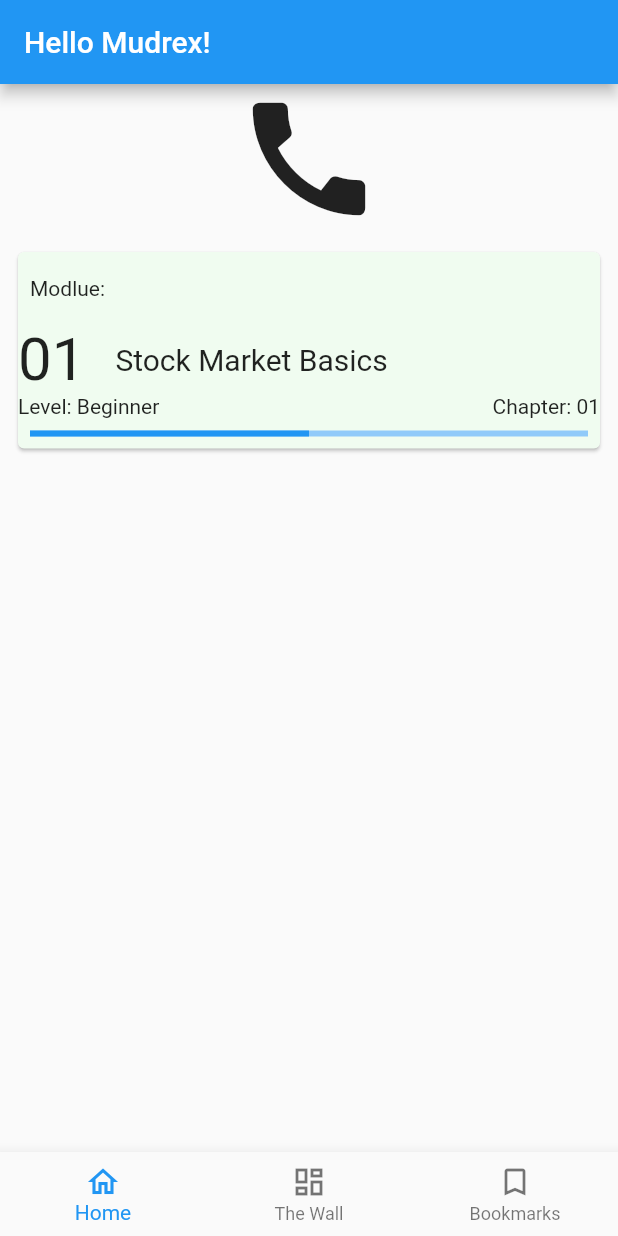
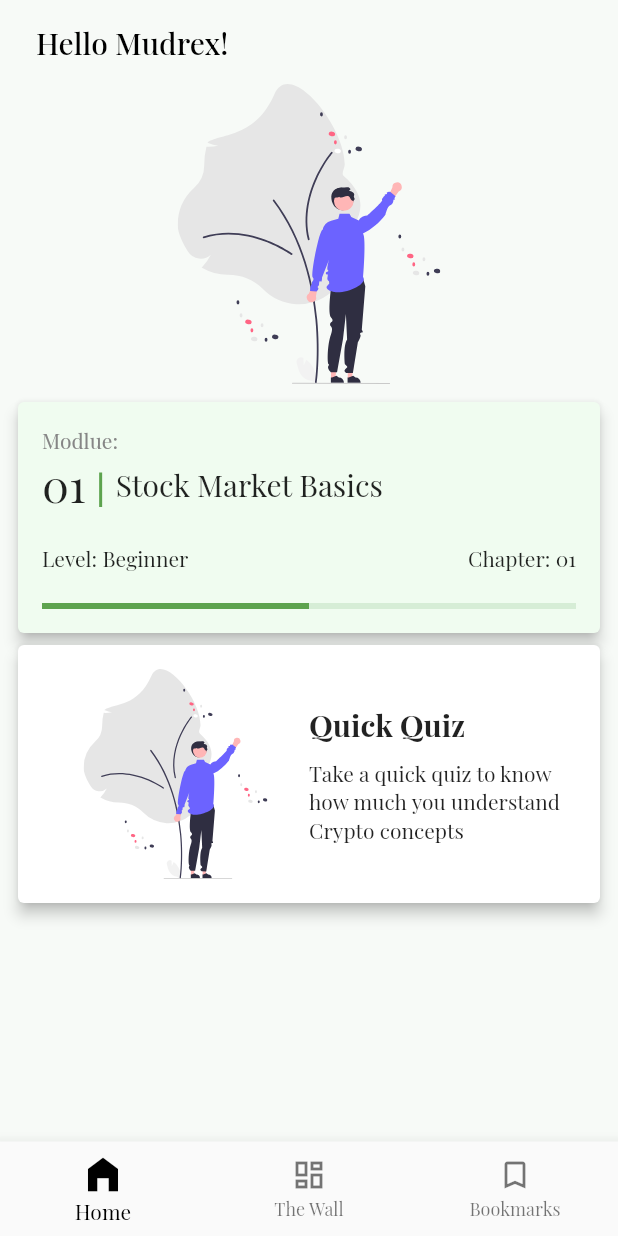
Before and after one commit to samvitjain/crypto_gyaan, a Flutter app: the screen it shows after launch, on a phone screen of 412 x 824 dp. Run offline on Flutter 3.47's test engine with Material 2 defaults, Android fonts, the phone set to English and light mode, and no system bars; our stand-ins replace flutter_svg, google_fonts.

Commit message:
Add widgets in home page

```diff
--- a/lib/main.dart
+++ b/lib/main.dart
@@ -1,4 +1,7 @@
 import 'package:flutter/material.dart';
+import 'package:google_fonts/google_fonts.dart';
+
+import 'modules/home/home_page.dart';
 
 void main() {
   runApp(const MyApp());
@@ -12,8 +15,17 @@ class MyApp extends StatelessWidget {
     return MaterialApp(
       title: 'Flutter Demo',
       theme: ThemeData(
-          // primarySwatch: Colors.blue,
-          ),
+        // primarySwatch: Colors.blue,
+        appBarTheme: AppBarTheme(
+          color: const Color.fromARGB(255, 247, 250, 247),
+          elevation: 0,
+        ),
+        scaffoldBackgroundColor: Color.fromARGB(255, 247, 250, 247),
+        textTheme: GoogleFonts.playfairDisplayTextTheme(
+          Theme.of(context)
+              .textTheme, // If this is not set, then ThemeData.light().textTheme is used.
+        ),
+      ),
       home: const MyHomePage(title: 'Flutter Demo Home Page'),
     );
   }
@@ -49,6 +61,11 @@ class _MyHomePageState extends State<MyHomePage> {
         child: _pages.elementAt(_selectedIndex),
       ),
       bottomNavigationBar: BottomNavigationBar(
+        // showSelectedLabels: false,
+        selectedItemColor: Colors.black,
+        selectedIconTheme: IconThemeData(
+          size: 30,
+        ),
         currentIndex: _selectedIndex,
         onTap: (int index) {
           setState(() {
@@ -59,10 +76,14 @@ class _MyHomePageState extends State<MyHomePage> {
           BottomNavigationBarItem(
             icon: Icon(Icons.home_outlined),
             label: 'Home',
+            activeIcon: Icon(Icons.home_filled),
           ),
           BottomNavigationBarItem(
             icon: Icon(
               Icons.dashboard_outlined,
+            ),
+            activeIcon: Icon(
+              Icons.dashboard_rounded,
             ),
             label: 'The Wall',
           ),
@@ -71,6 +92,9 @@ class _MyHomePageState extends State<MyHomePage> {
               Icons.bookmark_border_outlined,
             ),
             label: 'Bookmarks',
+            activeIcon: Icon(
+              Icons.bookmark_border_rounded,
+            ),
           ),
           // BottomNavigationBarItem(
           //   icon: Icon(
@@ -83,90 +107,3 @@ class _MyHomePageState extends State<MyHomePage> {
     );
   }
 }
-
-class HomePage extends StatelessWidget {
-  const HomePage({
-    Key? key,
-  }) : super(key: key);
-
-  @override
-  Widget build(BuildContext context) {
-    return Scaffold(
-      appBar: AppBar(
-        title: Text('Hello Mudrex!'),
-      ),
-      body: Center(
-        child: Column(
-          children: [
-            Icon(
-              Icons.call,
-              size: 100,
-            ),
-            Padding(
-              padding: const EdgeInsets.all(8.0),
-              child: Card(
-                color: Color.fromARGB(255, 240, 252, 240),
-                child: Column(
-                  crossAxisAlignment: CrossAxisAlignment.start,
-                  children: [
-                    Padding(
-                      padding:
-                          const EdgeInsets.only(left: 8, top: 16, bottom: 16),
-                      child: Text('Modlue:'),
-                    ),
-                    Row(
-                      children: [
-                        Text(
-                          '01',
-                          style: TextStyle(
-                            fontSize: 40,
-                          ),
-                        ),
-                        VerticalDivider(
-                          width: 20,
-                          thickness: 1,
-                          indent: 20,
-                          endIndent: 0,
-                          color: Colors.grey,
-                        ),
-                        Text(
-                          'Stock Market Basics',
-                          style: TextStyle(
-                            fontSize: 20,
-                          ),
-                        ),
-                      ],
-                    ),
-                    Row(
-                      mainAxisAlignment: MainAxisAlignment.spaceBetween,
-                      children: [
-                        Row(
-                          children: [
-                            Text('Level: '),
-                            Text('Beginner'),
-                          ],
-                        ),
-                        Row(
-                          children: [
-                            Text('Chapter: '),
-                            Text('01'),
-                          ],
-                        ),
-                      ],
-                    ),
-                    Padding(
-                      padding: const EdgeInsets.all(8.0),
-                      child: LinearProgressIndicator(
-                        value: .5,
-                      ),
-                    )
-                  ],
-                ),
-              ),
-            ),
-          ],
-        ),
-      ),
-    );
-  }
-}
--- /dev/null
+++ b/lib/modules/home/home_page.dart
@@ -0,0 +1,94 @@
+import 'package:flutter/material.dart';
+import 'package:flutter_svg/svg.dart';
+
+import 'widgets/continue_card_widget.dart';
+
+class HomePage extends StatelessWidget {
+  const HomePage({
+    Key? key,
+  }) : super(key: key);
+
+  @override
+  Widget build(BuildContext context) {
+    return Scaffold(
+      appBar: AppBar(
+        title: Padding(
+          padding: const EdgeInsets.all(8.0),
+          child: Text(
+            'Hello Mudrex!',
+            style: TextStyle(
+              color: Colors.black,
+            ),
+          ),
+        ),
+      ),
+      body: SingleChildScrollView(
+        child: Center(
+          child: Column(
+            children: [
+              SvgPicture.asset(
+                'assets/welcome.svg',
+                placeholderBuilder: (BuildContext context) => Container(
+                  child: const CircularProgressIndicator(),
+                ),
+                fit: BoxFit.fitWidth,
+                height: 200,
+              ),
+              Padding(
+                padding: const EdgeInsets.all(8.0),
+                child: Column(
+                  children: [
+                    const ContinueCard(),
+                    Card(
+                      elevation: 4,
+                      child: Padding(
+                        padding: const EdgeInsets.all(16.0),
+                        child: Row(
+                          children: [
+                            Expanded(
+                              child: SvgPicture.asset(
+                                'assets/welcome.svg',
+                                placeholderBuilder: (BuildContext context) =>
+                                    Container(
+                                  child: const CircularProgressIndicator(),
+                                ),
+                                fit: BoxFit.scaleDown,
+                                height: 140,
+                              ),
+                            ),
+                            Expanded(
+                              child: Column(
+                                crossAxisAlignment: CrossAxisAlignment.start,
+                                mainAxisAlignment:
+                                    MainAxisAlignment.spaceBetween,
+                                children: [
+                                  Text(
+                                    'Quick Quiz',
+                                    style: TextStyle(
+                                      fontSize: 20,
+                                      fontWeight: FontWeight.bold,
+                                    ),
+                                  ),
+                                  SizedBox(
+                                    height: 10,
+                                  ),
+                                  Text(
+                                    'Take a quick quiz to know how much you understand Crypto concepts',
+                                  ),
+                                ],
+                              ),
+                            ),
+                          ],
+                        ),
+                      ),
+                    ),
+                  ],
+                ),
+              ),
+            ],
+          ),
+        ),
+      ),
+    );
+  }
+}
--- /dev/null
+++ b/lib/modules/home/widgets/continue_card_widget.dart
@@ -0,0 +1,84 @@
+import 'package:flutter/material.dart';
+
+class ContinueCard extends StatelessWidget {
+  const ContinueCard({
+    Key? key,
+  }) : super(key: key);
+
+  @override
+  Widget build(BuildContext context) {
+    return Card(
+      elevation: 4,
+      color: Color.fromARGB(255, 240, 252, 240),
+      child: Padding(
+        padding: const EdgeInsets.all(16.0),
+        child: Column(
+          crossAxisAlignment: CrossAxisAlignment.start,
+          children: [
+            Text(
+              'Modlue:',
+              style: TextStyle(
+                color: Color.fromARGB(255, 134, 134, 134),
+              ),
+            ),
+            IntrinsicHeight(
+              child: Row(
+                children: [
+                  Text(
+                    '01',
+                    style: TextStyle(
+                      fontSize: 30,
+                    ),
+                  ),
+                  const VerticalDivider(
+                    width: 20,
+                    thickness: 2,
+                    indent: 12,
+                    endIndent: 5,
+                    color: Color(0xff5da34e),
+                  ),
+                  Text(
+                    'Stock Market Basics',
+                    style: TextStyle(
+                      fontSize: 20,
+                    ),
+                  ),
+                ],
+              ),
+            ),
+            SizedBox(
+              height: 20,
+            ),
+            Row(
+              mainAxisAlignment: MainAxisAlignment.spaceBetween,
+              children: [
+                Row(
+                  children: [
+                    Text('Level: '),
+                    Text('Beginner'),
+                  ],
+                ),
+                Row(
+                  children: [
+                    Text('Chapter: '),
+                    Text('01'),
+                  ],
+                ),
+              ],
+            ),
+            SizedBox(
+              height: 20,
+            ),
+            LinearProgressIndicator(
+              backgroundColor: Color.fromARGB(225, 211, 235, 210),
+              valueColor: AlwaysStoppedAnimation<Color>(
+                Color(0xff5da34e),
+              ),
+              value: .5,
+            ),
+          ],
+        ),
+      ),
+    );
+  }
+}
```
Also changed, not shown: pubspec.yaml (+6 -10 lines), assets/to_the_moon.svg (added), assets/welcome.svg (added), pubspec.lock.
